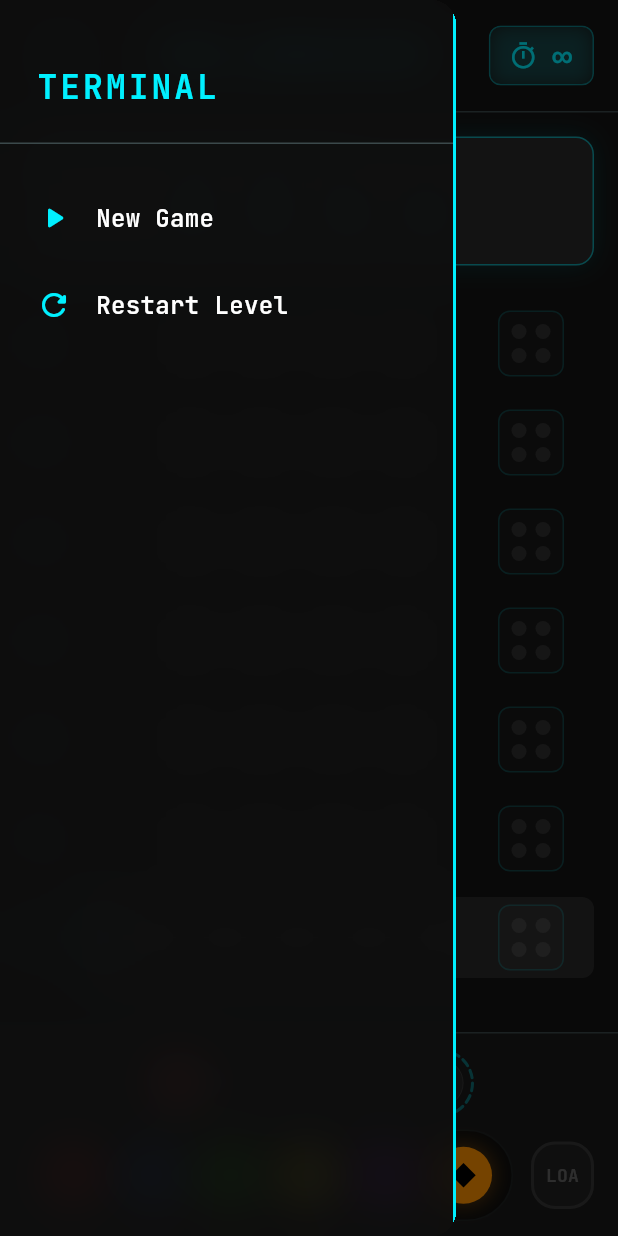
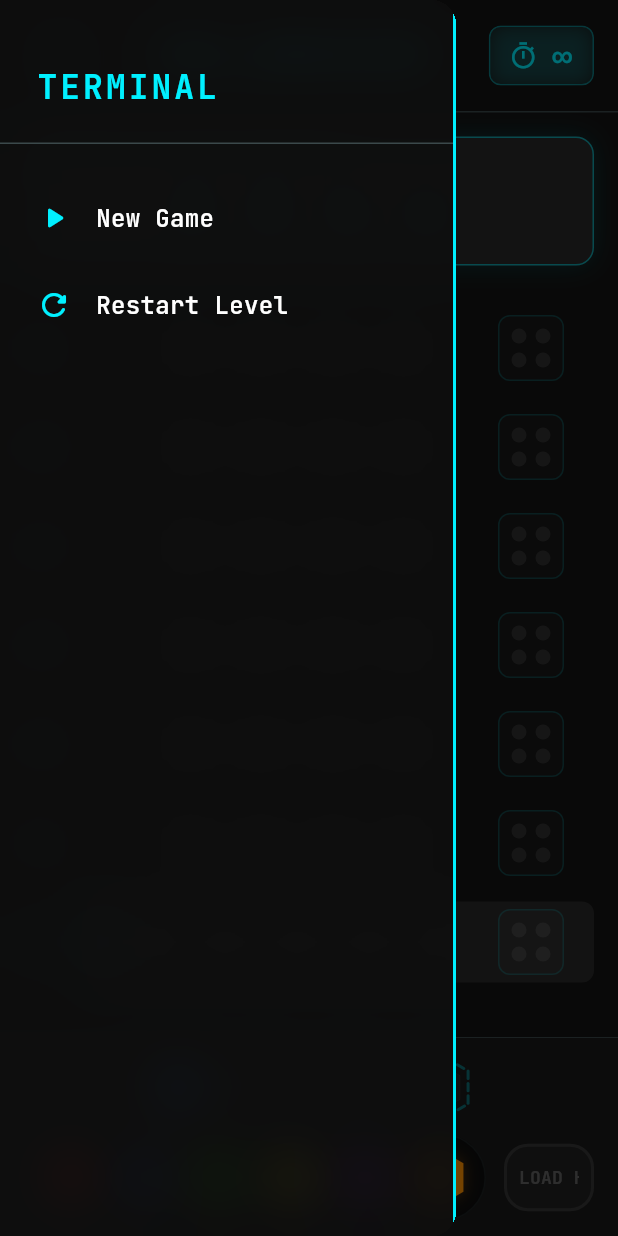
Before and after one commit to mikeberry99/colour-breaker, a Flutter app: the GameBoardScreen screen opened by its route, after a tap on the "menu" icon, on a phone screen of 412 x 824 dp. Run offline on Flutter 3.47's test engine with Material 3 defaults, Android fonts, the phone set to English and light mode, and no system bars; our stand-ins replace flutter_riverpod, go_router, google_fonts; missing offline and left inert: dart:js_interop.

Commit message:
feat: update game board UI components with neon hexagonal styling and interactive header

```diff
--- a/lib/core/ui/dashed_circle.dart
+++ /dev/null
@@ -1,52 +0,0 @@
-import 'dart:math' as math;
-import 'package:flutter/material.dart';
-
-class DashedCirclePainter extends CustomPainter {
-  final Color color;
-  final double strokeWidth;
-  final int dashCount;
-  final double gapRatio;
-
-  const DashedCirclePainter({
-    required this.color,
-    this.strokeWidth = 2.0,
-    this.dashCount = 16,
-    this.gapRatio = 0.4,
-  });
-
-  @override
-  void paint(Canvas canvas, Size size) {
-    final paint = Paint()
-      ..color = color
-      ..strokeWidth = strokeWidth
-      ..style = PaintingStyle.stroke
-      ..strokeCap = StrokeCap.round;
-
-    final center = Offset(size.width / 2, size.height / 2);
-    final radius = (size.width - strokeWidth) / 2;
-
-    final double totalAngle = 2 * math.pi;
-    final double segmentAngle = totalAngle / dashCount;
-    final double gapAngle = segmentAngle * gapRatio;
-    final double dashAngle = segmentAngle - gapAngle;
-
-    for (int i = 0; i < dashCount; i++) {
-      final double startAngle = i * segmentAngle - math.pi / 2;
-      canvas.drawArc(
-        Rect.fromCircle(center: center, radius: radius),
-        startAngle,
-        dashAngle,
-        false,
-        paint,
-      );
-    }
-  }
-
-  @override
-  bool shouldRepaint(covariant DashedCirclePainter oldDelegate) {
-    return oldDelegate.color != color ||
-        oldDelegate.strokeWidth != strokeWidth ||
-        oldDelegate.dashCount != dashCount ||
-        oldDelegate.gapRatio != gapRatio;
-  }
-}
--- /dev/null
+++ b/lib/core/ui/dashed_hexagon.dart
@@ -0,0 +1,70 @@
+import 'dart:math' as math;
+import 'package:flutter/material.dart';
+
+/// Paints a dashed hexagon outline (flat-top) instead of a dashed circle.
+///
+/// The hexagon is inscribed in the available [size], with dashes distributed
+/// evenly along the perimeter.
+class DashedCirclePainter extends CustomPainter {
+  final Color color;
+  final double strokeWidth;
+  final int dashCount;
+  final double gapRatio;
+
+  const DashedCirclePainter({
+    required this.color,
+    this.strokeWidth = 2.0,
+    this.dashCount = 16,
+    this.gapRatio = 0.4,
+  });
+
+  @override
+  void paint(Canvas canvas, Size size) {
+    final paint = Paint()
+      ..color = color
+      ..strokeWidth = strokeWidth
+      ..style = PaintingStyle.stroke
+      ..strokeCap = StrokeCap.round;
+
+    // Build the hexagon path (flat-top).
+    final cx = size.width / 2;
+    final cy = size.height / 2;
+    final r = (math.min(size.width, size.height) - strokeWidth) / 2;
+
+    final hexPath = Path();
+    for (int i = 0; i < 6; i++) {
+      final angle = (math.pi / 3) * i - math.pi / 6;
+      final x = cx + r * math.cos(angle);
+      final y = cy + r * math.sin(angle);
+      if (i == 0) {
+        hexPath.moveTo(x, y);
+      } else {
+        hexPath.lineTo(x, y);
+      }
+    }
+    hexPath.close();
+
+    // Compute dash metrics from the path.
+    final metrics = hexPath.computeMetrics().first;
+    final totalLength = metrics.length;
+    final segmentLength = totalLength / dashCount;
+    final gapLength = segmentLength * gapRatio;
+    final dashLength = segmentLength - gapLength;
+
+    // Draw each dash.
+    double distance = 0;
+    for (int i = 0; i < dashCount; i++) {
+      final dashPath = metrics.extractPath(distance, distance + dashLength);
+      canvas.drawPath(dashPath, paint);
+      distance += segmentLength;
+    }
+  }
+
+  @override
+  bool shouldRepaint(covariant DashedCirclePainter oldDelegate) {
+    return oldDelegate.color != color ||
+        oldDelegate.strokeWidth != strokeWidth ||
+        oldDelegate.dashCount != dashCount ||
+        oldDelegate.gapRatio != gapRatio;
+  }
+}
--- /dev/null
+++ b/lib/core/ui/hexagon_clipper.dart
@@ -0,0 +1,37 @@
+import 'dart:math' as math;
+import 'package:flutter/rendering.dart';
+
+/// Returns a flat-top hexagon [Path] centered in the given [size].
+///
+/// The hexagon is inscribed in the rectangle so that the flat edges are at
+/// the top and bottom.
+Path hexagonPath(Size size) {
+  final cx = size.width / 2;
+  final cy = size.height / 2;
+  final r = math.min(cx, cy);
+  final path = Path();
+  for (int i = 0; i < 6; i++) {
+    // Start at -30° so the first vertex is top-right → flat top & bottom.
+    final angle = (math.pi / 3) * i - math.pi / 6;
+    final x = cx + r * math.cos(angle);
+    final y = cy + r * math.sin(angle);
+    if (i == 0) {
+      path.moveTo(x, y);
+    } else {
+      path.lineTo(x, y);
+    }
+  }
+  path.close();
+  return path;
+}
+
+/// A [CustomClipper] that clips its child to a flat-top hexagon.
+class HexagonClipper extends CustomClipper<Path> {
+  const HexagonClipper();
+
+  @override
+  Path getClip(Size size) => hexagonPath(size);
+
+  @override
+  bool shouldReclip(covariant HexagonClipper oldClipper) => false;
+}
--- a/lib/core/ui/neon_orb.dart
+++ b/lib/core/ui/neon_hex.dart
@@ -1,6 +1,7 @@
 import 'dart:math' as math;
 import 'package:flutter/material.dart';
 import '../theme/design_tokens.dart';
+import 'hexagon_clipper.dart';
 import 'package:hex_breaker/features/game_board/domain/entities/game_color.dart';
 
 class NeonOrb extends StatelessWidget {
@@ -25,19 +26,17 @@
     final effectiveColor = color ?? gameColor?.uiColor;
 
     if (effectiveIsEmpty || effectiveColor == null) {
-      return Container(
+      return SizedBox(
         width: size,
         height: size,
-        decoration: BoxDecoration(
-          shape: BoxShape.circle,
-          gradient: RadialGradient(
-            colors: [DesignTokens.boardSurface, DesignTokens.surfaceContainerHigh],
-            center: Alignment.center,
-            radius: 0.8,
+        child: ClipPath(
+          clipper: const HexagonClipper(),
+          child: CustomPaint(
+            painter: _HexagonBackgroundPainter(
+              fillGradientColors: [DesignTokens.boardSurface, DesignTokens.surfaceContainerHigh],
+              borderColor: Colors.white.withValues(alpha: 0.1),
+              borderWidth: 0.5,
             ),
-          border: Border.all(
-            color: Colors.white.withValues(alpha: 0.1),
-            width: 0.5,
           ),
         ),
       );
@@ -45,22 +44,13 @@
 
     final shape = gameColor?.orbShape ?? OrbShape.none;
 
-    return Container(
+    return SizedBox(
       width: size,
       height: size,
-      decoration: BoxDecoration(
-        shape: BoxShape.circle,
+      child: CustomPaint(
+        painter: _HexagonOrbPainter(
           color: effectiveColor,
-        border: isSelected
-            ? Border.all(color: Colors.white, width: 2.0)
-            : Border.all(color: Colors.transparent, width: 2.0),
-        boxShadow: [
-          BoxShadow(
-            color: effectiveColor.withValues(alpha: 0.3),
-            blurRadius: 10,
-            spreadRadius: isSelected ? 4 : 2,
-          ),
-        ],
+          isSelected: isSelected,
         ),
         child: shape != OrbShape.none
             ? Center(
@@ -70,8 +60,87 @@
                 ),
               )
             : null,
+      ),
     );
   }
+}
+
+/// Paints a filled hexagon orb with optional selection border and glow shadow.
+class _HexagonOrbPainter extends CustomPainter {
+  final Color color;
+  final bool isSelected;
+
+  const _HexagonOrbPainter({required this.color, required this.isSelected});
+
+  @override
+  void paint(Canvas canvas, Size size) {
+    final path = hexagonPath(size);
+
+    // Glow shadow
+    final shadowPaint = Paint()
+      ..color = color.withValues(alpha: 0.3)
+      ..maskFilter = MaskFilter.blur(BlurStyle.normal, isSelected ? 8 : 5);
+    canvas.drawPath(path, shadowPaint);
+
+    // Fill
+    final fillPaint = Paint()
+      ..color = color
+      ..style = PaintingStyle.fill;
+    canvas.drawPath(path, fillPaint);
+
+    // Border
+    if (isSelected) {
+      final borderPaint = Paint()
+        ..color = Colors.white
+        ..style = PaintingStyle.stroke
+        ..strokeWidth = 2.0;
+      canvas.drawPath(path, borderPaint);
+    }
+  }
+
+  @override
+  bool shouldRepaint(_HexagonOrbPainter oldDelegate) =>
+      oldDelegate.color != color || oldDelegate.isSelected != isSelected;
+}
+
+/// Paints an empty hexagon slot with a radial-gradient-like fill and thin border.
+class _HexagonBackgroundPainter extends CustomPainter {
+  final List<Color> fillGradientColors;
+  final Color borderColor;
+  final double borderWidth;
+
+  const _HexagonBackgroundPainter({
+    required this.fillGradientColors,
+    required this.borderColor,
+    required this.borderWidth,
+  });
+
+  @override
+  void paint(Canvas canvas, Size size) {
+    final path = hexagonPath(size);
+
+    // Gradient fill
+    final rect = Offset.zero & size;
+    final fillPaint = Paint()
+      ..shader = RadialGradient(
+        colors: fillGradientColors,
+        center: Alignment.center,
+        radius: 0.8,
+      ).createShader(rect);
+    canvas.drawPath(path, fillPaint);
+
+    // Border
+    final borderPaint = Paint()
+      ..color = borderColor
+      ..style = PaintingStyle.stroke
+      ..strokeWidth = borderWidth;
+    canvas.drawPath(path, borderPaint);
+  }
+
+  @override
+  bool shouldRepaint(_HexagonBackgroundPainter oldDelegate) =>
+      oldDelegate.borderColor != borderColor ||
+      oldDelegate.borderWidth != borderWidth;
 }
 
 /// Paints a filled black geometric shape inside the orb.
--- a/lib/features/game_board/domain/entities/number_quotes.dart
+++ b/lib/features/game_board/domain/entities/number_quotes.dart
@@ -109,10 +109,10 @@
     ]
   };
 
-  static String? getRandomQuote(int attempts) {
+  static String getRandomQuote(int attempts) {
     final list = _quotes[attempts];
     if (list == null || list.isEmpty) {
-      return null;
+      return "Sequence decrypted successfully. Well done!";
     }
     final random = Random();
     return list[random.nextInt(list.length)];
--- a/lib/features/game_board/presentation/widgets/color_palette.dart
+++ b/lib/features/game_board/presentation/widgets/color_palette.dart
@@ -1,7 +1,8 @@
 import 'package:flutter/material.dart';
 import 'package:flutter_riverpod/flutter_riverpod.dart';
 import '../../../../core/theme/design_tokens.dart';
-import '../../../../core/ui/neon_orb.dart';
+import '../../../../core/ui/hexagon_clipper.dart';
+import '../../../../core/ui/neon_hex.dart';
 import '../../domain/entities/game_color.dart';
 import '../../domain/entities/game_state.dart';
 import '../providers/game_provider.dart';
@@ -89,33 +90,57 @@
       child: AnimatedOpacity(
         duration: const Duration(milliseconds: 200),
         opacity: widget.isEnabled ? 1.0 : 0.4,
-        child: AnimatedContainer(
-          duration: const Duration(milliseconds: 150),
-          padding: const EdgeInsets.all(3),
-          decoration: BoxDecoration(
-            shape: BoxShape.circle,
-            border: Border.all(
-              color: showHover
-                  ? DesignTokens.primaryNeonCyan
-                  : Colors.transparent,
-              width: 1.5,
+        child: SizedBox(
+          width: 44,
+          height: 44,
+          child: CustomPaint(
+            painter: showHover
+                ? _HexHoverPainter(
+                    borderColor: DesignTokens.primaryNeonCyan,
+                    glowColor: DesignTokens.primaryNeonCyan.withValues(alpha: 0.4),
+                  )
+                : null,
+            child: Center(
+              child: NeonOrb(
+                gameColor: widget.color,
+                size: 38,
+              ),
             ),
-            boxShadow: showHover
-                ? [
-                    BoxShadow(
-                      color: DesignTokens.primaryNeonCyan.withValues(alpha: 0.4),
-                      blurRadius: 6,
-                      spreadRadius: 1,
-                    ),
-                  ]
-                : null,
-          ),
-          child: NeonOrb(
-            gameColor: widget.color,
-            size: 38,
           ),
         ),
       ),
     );
   }
 }
+
+/// Paints a hexagonal hover border with an outer glow.
+class _HexHoverPainter extends CustomPainter {
+  final Color borderColor;
+  final Color glowColor;
+
+  const _HexHoverPainter({required this.borderColor, required this.glowColor});
+
+  @override
+  void paint(Canvas canvas, Size size) {
+    final path = hexagonPath(size);
+
+    // Glow
+    final glowPaint = Paint()
+      ..color = glowColor
+      ..style = PaintingStyle.stroke
+      ..strokeWidth = 4
+      ..maskFilter = const MaskFilter.blur(BlurStyle.normal, 4);
+    canvas.drawPath(path, glowPaint);
+
+    // Border
+    final borderPaint = Paint()
+      ..color = borderColor
+      ..style = PaintingStyle.stroke
+      ..strokeWidth = 1.5;
+    canvas.drawPath(path, borderPaint);
+  }
+
+  @override
+  bool shouldRepaint(_HexHoverPainter oldDelegate) =>
+      oldDelegate.borderColor != borderColor || oldDelegate.glowColor != glowColor;
+}
--- a/lib/features/game_board/presentation/widgets/game_result_overlay.dart
+++ b/lib/features/game_board/presentation/widgets/game_result_overlay.dart
@@ -1,6 +1,7 @@
 import 'package:flutter/material.dart';
 import 'package:flutter/services.dart';
 import '../../../../core/theme/design_tokens.dart';
+import '../../../../core/ui/hexagon_clipper.dart';
 import '../../../../core/utils/platform_utils.dart';
 import '../../domain/entities/game_state.dart';
 
@@ -30,7 +31,8 @@
     final alertText = isWin ? 'Alert: Success' : 'Alert: Failed';
     final headerText = isWin ? 'System Breached' : 'Access Denied';
     final subtitleText = isWin ? 'ENCRYPTION BYPASSED' : 'SYSTEM LOCKED';
-    final quoteText = gameState.selectedQuote ?? 'Mission failed. Try again.';
+    final quoteText = gameState.selectedQuote ??
+        (isWin ? 'Sequence decrypted successfully. Well done!' : 'Mission failed. Try again.');
 
     return Stack(
       children: [
@@ -133,18 +135,19 @@
 
                     SizedBox(height: isMobile ? 16 : 32),
 
-                    // Stats
-                    Container(
-                      width: double.infinity,
-                      padding: EdgeInsets.symmetric(vertical: isMobile ? 12 : 24),
-                      decoration: BoxDecoration(
-                        color: DesignTokens.surfaceContainerLow,
-                        borderRadius: BorderRadius.circular(8),
-                        border: Border.all(
-                          color: DesignTokens.outlineVariant.withValues(alpha: 0.3),
+                    // Stats — hexagon container
+                    Center(
+                      child: SizedBox(
+                        width: isMobile ? 130 : 170,
+                        height: isMobile ? 130 : 170,
+                        child: CustomPaint(
+                          painter: _HexStatsPainter(
+                            fillColor: DesignTokens.surfaceContainerLow,
+                            borderColor: DesignTokens.outlineVariant.withValues(alpha: 0.3),
                           ),
-                      ),
+                          child: Center(
                             child: Column(
+                              mainAxisSize: MainAxisSize.min,
                               children: [
                                 Text(
                                   'ATTEMPTS',
@@ -168,6 +171,9 @@
                                   ),
                                 ),
                               ],
+                            ),
+                          ),
+                        ),
                       ),
                     ),
 
@@ -406,3 +412,30 @@
     );
   }
 }
+
+class _HexStatsPainter extends CustomPainter {
+  final Color fillColor;
+  final Color borderColor;
+
+  const _HexStatsPainter({required this.fillColor, required this.borderColor});
+
+  @override
+  void paint(Canvas canvas, Size size) {
+    final path = hexagonPath(size);
+
+    final fillPaint = Paint()
+      ..color = fillColor
+      ..style = PaintingStyle.fill;
+    canvas.drawPath(path, fillPaint);
+
+    final borderPaint = Paint()
+      ..color = borderColor
+      ..style = PaintingStyle.stroke
+      ..strokeWidth = 1.0;
+    canvas.drawPath(path, borderPaint);
+  }
+
+  @override
+  bool shouldRepaint(_HexStatsPainter oldDelegate) =>
+      oldDelegate.fillColor != fillColor || oldDelegate.borderColor != borderColor;
+}
--- a/lib/features/game_board/presentation/widgets/header_widget.dart
+++ b/lib/features/game_board/presentation/widgets/header_widget.dart
@@ -1,7 +1,8 @@
 import 'package:flutter/material.dart';
 import 'package:flutter_riverpod/flutter_riverpod.dart';
 import '../../../../core/theme/design_tokens.dart';
-import '../../../../core/ui/neon_orb.dart';
+import '../../../../core/ui/hexagon_clipper.dart';
+import '../../../../core/ui/neon_hex.dart';
 import '../../domain/entities/game_state.dart';
 import '../providers/game_provider.dart';
 import '../providers/reveal_animation_provider.dart';
@@ -168,8 +169,8 @@
   }
 }
 
-/// A recessed circular slot with a lock icon — matches the Stitch
-/// `.recessed-slot` style with a filled Material `lock` symbol.
+/// A recessed hexagonal slot with a lock icon — matches the hex orb style
+/// with a filled Material `lock` symbol.
 class _LockedSlot extends StatelessWidget {
   final double size;
 
@@ -177,31 +178,52 @@
 
   @override
   Widget build(BuildContext context) {
-    return Container(
+    return SizedBox(
       width: size,
       height: size,
-      decoration: BoxDecoration(
-        shape: BoxShape.circle,
-        gradient: const RadialGradient(
-          colors: [
-            DesignTokens.surfaceContainerHigh, // #2A2A2A
-            DesignTokens.boardSurface, // #1E1E1E
-          ],
-          center: Alignment.center,
-          radius: 0.8,
-        ),
-        border: Border.all(
-          color: DesignTokens.outlineVariant, // #3B494B
-          width: 0.5,
-        ),
-      ),
-      child: Center(
-        child: Icon(
-          Icons.lock,
-          color: DesignTokens.primaryNeonCyan,
-          size: size * 0.45,
+      child: ClipPath(
+        clipper: const HexagonClipper(),
+        child: CustomPaint(
+          painter: _LockedSlotPainter(),
+          child: Center(
+            child: Icon(
+              Icons.lock,
+              color: DesignTokens.primaryNeonCyan,
+              size: size * 0.45,
+            ),
+          ),
         ),
       ),
     );
   }
 }
+
+class _LockedSlotPainter extends CustomPainter {
+  @override
+  void paint(Canvas canvas, Size size) {
+    final path = hexagonPath(size);
+
+    // Gradient fill
+    final rect = Offset.zero & size;
+    final fillPaint = Paint()
+      ..shader = const RadialGradient(
+        colors: [
+          DesignTokens.surfaceContainerHigh, // #2A2A2A
+          DesignTokens.boardSurface, // #1E1E1E
+        ],
+        center: Alignment.center,
+        radius: 0.8,
+      ).createShader(rect);
+    canvas.drawPath(path, fillPaint);
+
+    // Border
+    final borderPaint = Paint()
+      ..color = DesignTokens.outlineVariant // #3B494B
+      ..style = PaintingStyle.stroke
+      ..strokeWidth = 0.5;
+    canvas.drawPath(path, borderPaint);
+  }
+
+  @override
+  bool shouldRepaint(covariant _LockedSlotPainter oldDelegate) => false;
+}
--- a/lib/features/game_board/presentation/widgets/history_log.dart
+++ b/lib/features/game_board/presentation/widgets/history_log.dart
@@ -1,7 +1,7 @@
 import 'package:flutter/material.dart';
 import 'package:flutter_riverpod/flutter_riverpod.dart';
 import '../../../../core/theme/design_tokens.dart';
-import '../../../../core/ui/neon_orb.dart';
+import '../../../../core/ui/neon_hex.dart';
 import '../../../../core/utils/platform_utils.dart';
 import '../../domain/entities/game_color.dart';
 import '../../domain/entities/game_state.dart';
```
Also changed, not shown: lib/features/game_board/presentation/widgets/active_guess_row.dart (+5 -3 lines), 1 other file. Lines whose indentation alone changed are shown as unchanged.
